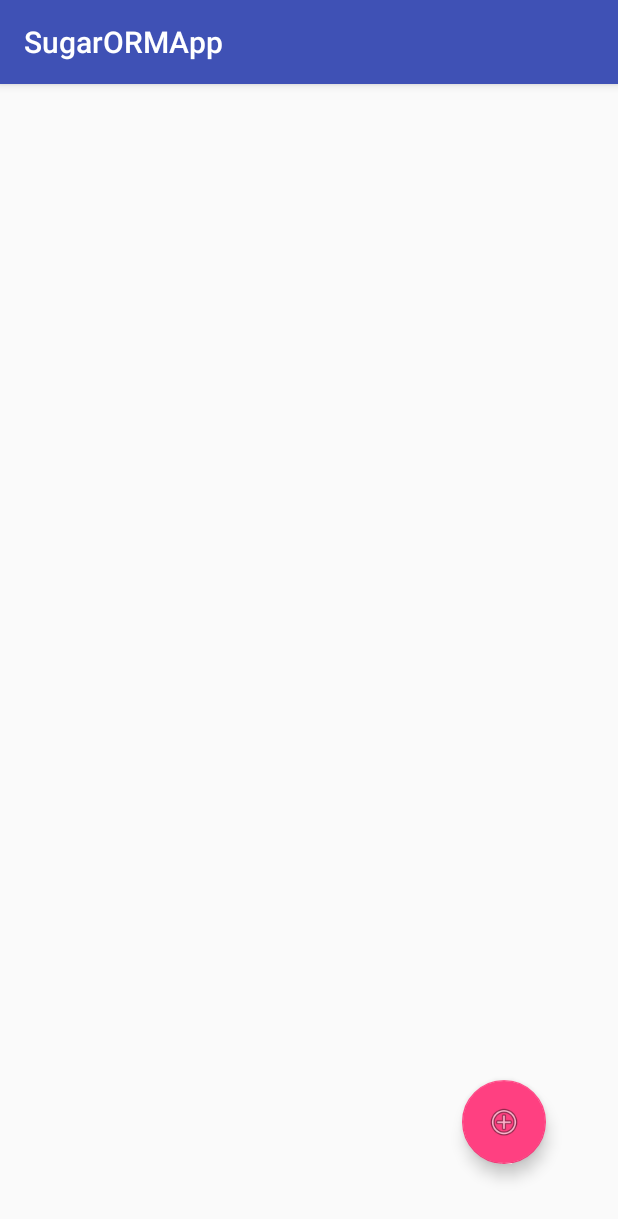
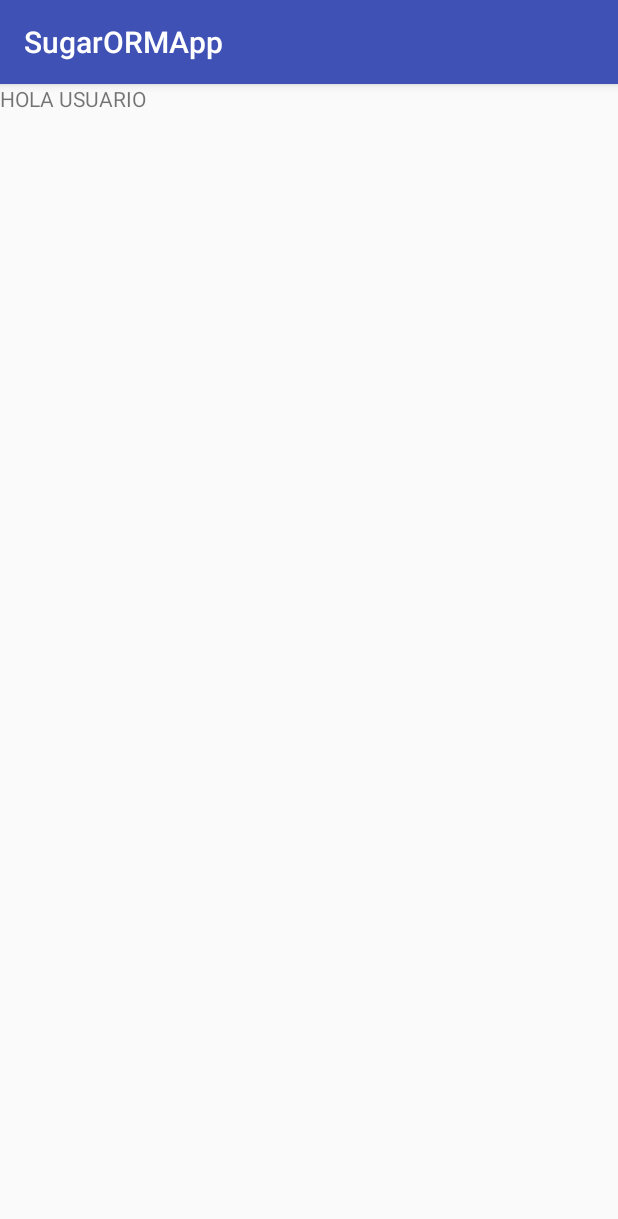
Before and after one commit to jhosepv13/SugarORMApp1, an Android app: the screen it shows after launch (MainActivity before the commit, ContentActivity after it), on a phone screen of 412 x 824 dp. Shown: the top 1219 px of the screen. Run offline under Robolectric (Android 15) with nearby library versions, the phone set to English and light mode, and no system bars.

Commit message:
Segunda Parte

```diff
--- /dev/null
+++ b/app/src/main/java/pe/bazan/jhosep/com/sugarormapp/activities/ContentActivity.java
@@ -0,0 +1,15 @@
+package pe.bazan.jhosep.com.sugarormapp.activities;
+
+import android.support.v7.app.AppCompatActivity;
+import android.os.Bundle;
+
+import pe.bazan.jhosep.com.sugarormapp.R;
+
+public class ContentActivity extends AppCompatActivity {
+
+    @Override
+    protected void onCreate(Bundle savedInstanceState) {
+        super.onCreate(savedInstanceState);
+        setContentView(R.layout.activity_content);
+    }
+}
--- /dev/null
+++ b/app/src/main/res/layout/activity_content.xml
@@ -0,0 +1,17 @@
+<?xml version="1.0" encoding="utf-8"?>
+<android.support.constraint.ConstraintLayout xmlns:android="http://schemas.android.com/apk/res/android"
+    xmlns:app="http://schemas.android.com/apk/res-auto"
+    xmlns:tools="http://schemas.android.com/tools"
+    android:layout_width="match_parent"
+    android:layout_height="match_parent"
+    tools:context="pe.bazan.jhosep.com.sugarormapp.activities.ContentActivity">
+
+
+    <TextView
+        android:id="@+id/textView"
+        android:layout_width="wrap_content"
+        android:layout_height="18dp"
+        android:text="HOLA USUARIO"
+        tools:layout_editor_absoluteX="144dp"
+        tools:layout_editor_absoluteY="246dp" />
+</android.support.constraint.ConstraintLayout>
--- a/app/src/main/res/layout/activity_main.xml
+++ b/app/src/main/res/layout/activity_main.xml
@@ -6,7 +6,7 @@
     android:layout_height="match_parent"
     android:layout_margin="16dp">
 
-    <android.support.design.widget.FloatingActionButton
+    <!--<android.support.design.widget.FloatingActionButton
         android:layout_width="wrap_content"
         android:layout_height="wrap_content"
         android:layout_alignParentBottom="true"
@@ -16,7 +16,7 @@
         android:clickable="true"
         android:onClick="callRegisterForm"
         app:fabSize="normal"
-        app:srcCompat="@android:drawable/ic_menu_add" />
+        app:srcCompat="@android:drawable/ic_menu_add" />-->
 
     <android.support.v7.widget.RecyclerView
         android:layout_height="match_parent"
```
Also changed, not shown: app/src/main/AndroidManifest.xml (+16 -2 lines), app/src/main/java/pe/bazan/jhosep/com/sugarormapp/activities/LoginActivity.java (added, +59 -0 lines), app/src/main/java/pe/bazan/jhosep/com/sugarormapp/repositories/UserRepository.java (+16 -1 lines), app/src/main/res/layout/activity_login.xml (added, +100 -0 lines), app/src/main/res/values/strings.xml (+4 -4 lines).
